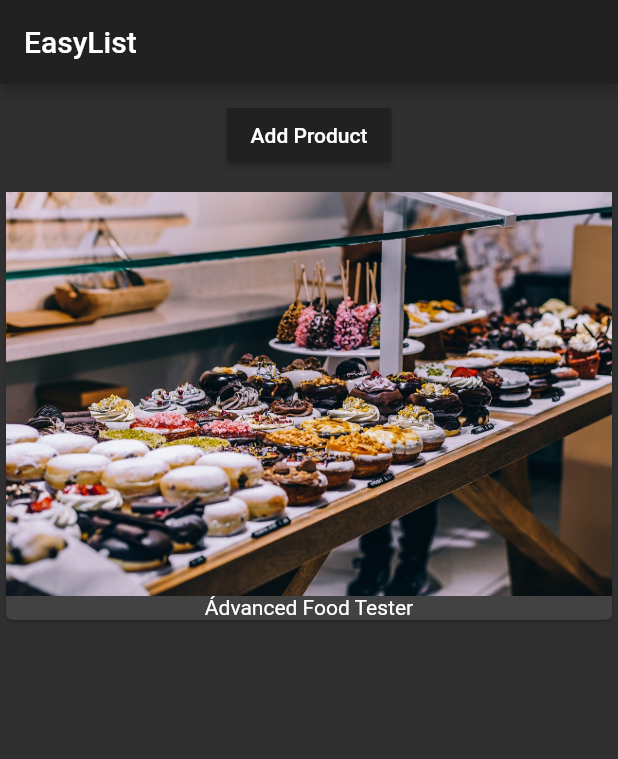
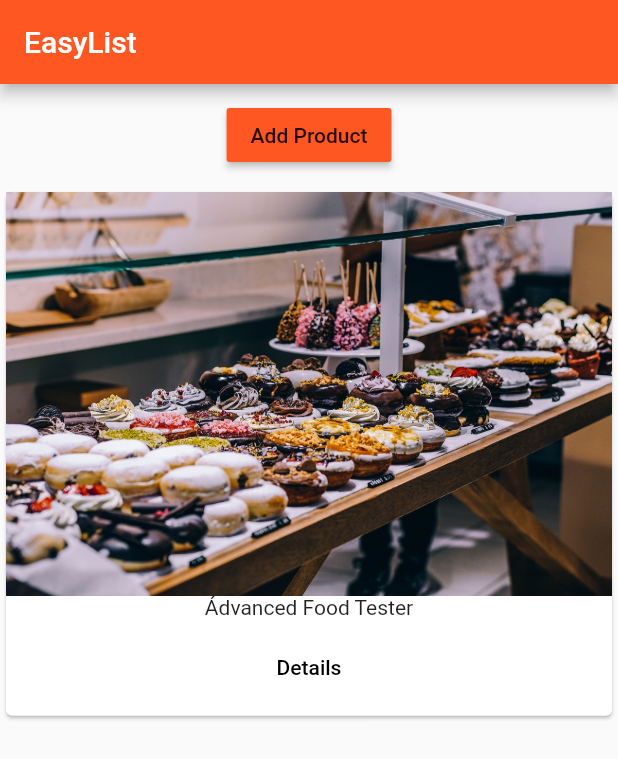
Before and after one commit to diegocuru/flutter-udemy, a Flutter app: the screen it shows after launch, after a tap on "Add Product", on a phone screen of 412 x 824 dp. Shown: the top 759 px of the screen. Run offline on Flutter 3.47's test engine with Material 2 defaults, Android fonts, the phone set to English and light mode, and no system bars.

Commit message:
Implementing basic navigation

```diff
--- a/lib/main.dart
+++ b/lib/main.dart
@@ -1,6 +1,6 @@
 import 'package:flutter/material.dart';
 
-import './product_manager.dart';
+import './pages/home.dart';
 
 void main() => runApp(MyApp());
 
@@ -8,13 +8,8 @@ class MyApp extends StatelessWidget {
   @override
   Widget build(BuildContext context) {
     return MaterialApp(
-      theme: ThemeData(brightness: Brightness.dark, primarySwatch: Colors.deepOrange, accentColor: Colors.deepPurple),
-      home: Scaffold(
-        appBar: AppBar(
-          title: Text('EasyList'),
-        ),
-        body: ProductManager(),
-      ),
+      theme: ThemeData(brightness: Brightness.light, primarySwatch: Colors.deepOrange, accentColor: Colors.deepPurple),
+      home: HomePage()
     );
   }
 }
--- /dev/null
+++ b/lib/pages/home.dart
@@ -0,0 +1,16 @@
+import 'package:flutter/material.dart';
+
+import '../product_manager.dart';
+
+class HomePage extends StatelessWidget {
+  @override
+  Widget build(BuildContext context) {
+      // TODO: implement build
+      return Scaffold(
+        appBar: AppBar(
+          title: Text('EasyList'),
+        ),
+        body: ProductManager(),
+      );
+    }
+}
--- a/lib/products.dart
+++ b/lib/products.dart
@@ -1,4 +1,6 @@
 import 'package:flutter/material.dart';
+
+import './pages/product.dart';
 
 class Products extends StatelessWidget {
   final List<String> products;
@@ -12,7 +14,19 @@ class Products extends StatelessWidget {
       child: Column(
         children: <Widget>[
           Image.asset('assets/food.jpg'),
-          Text(products[index])
+          Text(products[index]),
+          ButtonBar(
+            alignment: MainAxisAlignment.center,
+            children: <Widget>[
+              FlatButton(
+                child: Text('Details'),
+                onPressed: () => Navigator.push(
+                    context,
+                    MaterialPageRoute(
+                        builder: (BuildContext context) => ProductPage())),
+              )
+            ],
+          )
         ],
       ),
     );
```
Also changed, not shown: lib/pages/product.dart (added, +19 -0 lines).
